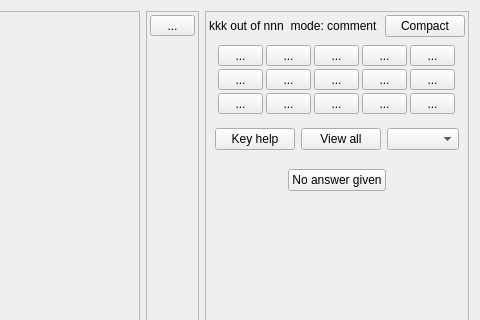
Above: qtCreatorFiles/ui_annotator_lhm.ui from plomgrading/plom before the change; both pictures show x 382 to 862 and y 0 to 320 of the 862 by 670 pixel window. Below: the same form after it.
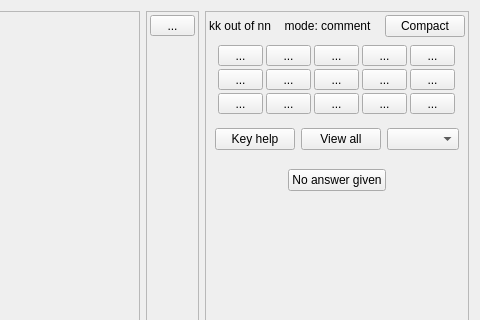
That is the form after the change.

Diff of the .ui file:
```diff
--- a/qtCreatorFiles/ui_annotator_lhm.ui
+++ b/qtCreatorFiles/ui_annotator_lhm.ui
@@ -43,12 +43,6 @@
       </property>
       <item>
        <widget class="QFrame" name="frame_3">
-        <property name="sizePolicy">
-         <sizepolicy hsizetype="Minimum" vsizetype="Minimum">
-          <horstretch>0</horstretch>
-          <verstretch>0</verstretch>
-         </sizepolicy>
-        </property>
         <property name="frameShape">
          <enum>QFrame::NoFrame</enum>
         </property>
@@ -73,25 +67,13 @@
          </property>
          <item alignment="Qt::AlignLeft">
           <widget class="QLabel" name="markLabel">
-           <property name="sizePolicy">
-            <sizepolicy hsizetype="Fixed" vsizetype="Preferred">
-             <horstretch>0</horstretch>
-             <verstretch>0</verstretch>
-            </sizepolicy>
-           </property>
            <property name="text">
-            <string>kkk out of nnn</string>
+            <string>kk out of nn</string>
            </property>
           </widget>
          </item>
          <item alignment="Qt::AlignHCenter">
           <widget class="QLabel" name="modeLabel">
-           <property name="sizePolicy">
-            <sizepolicy hsizetype="MinimumExpanding" vsizetype="Preferred">
-             <horstretch>1</horstretch>
-             <verstretch>0</verstretch>
-            </sizepolicy>
-           </property>
            <property name="minimumSize">
             <size>
              <width>0</width>
@@ -108,12 +90,6 @@
          </item>
          <item alignment="Qt::AlignRight">
           <widget class="QPushButton" name="hideButton">
-           <property name="sizePolicy">
-            <sizepolicy hsizetype="Fixed" vsizetype="Fixed">
-             <horstretch>1</horstretch>
-             <verstretch>0</verstretch>
-            </sizepolicy>
-           </property>
            <property name="text">
             <string>Compact</string>
            </property>
@@ -443,14 +419,7 @@
           </widget>
          </item>
          <item>
-          <widget class="QComboBox" name="zoomCB">
-           <property name="sizePolicy">
-            <sizepolicy hsizetype="Preferred" vsizetype="Fixed">
-             <horstretch>1</horstretch>
-             <verstretch>0</verstretch>
-            </sizepolicy>
-           </property>
-          </widget>
+          <widget class="QComboBox" name="zoomCB"/>
          </item>
         </layout>
        </widget>
```
